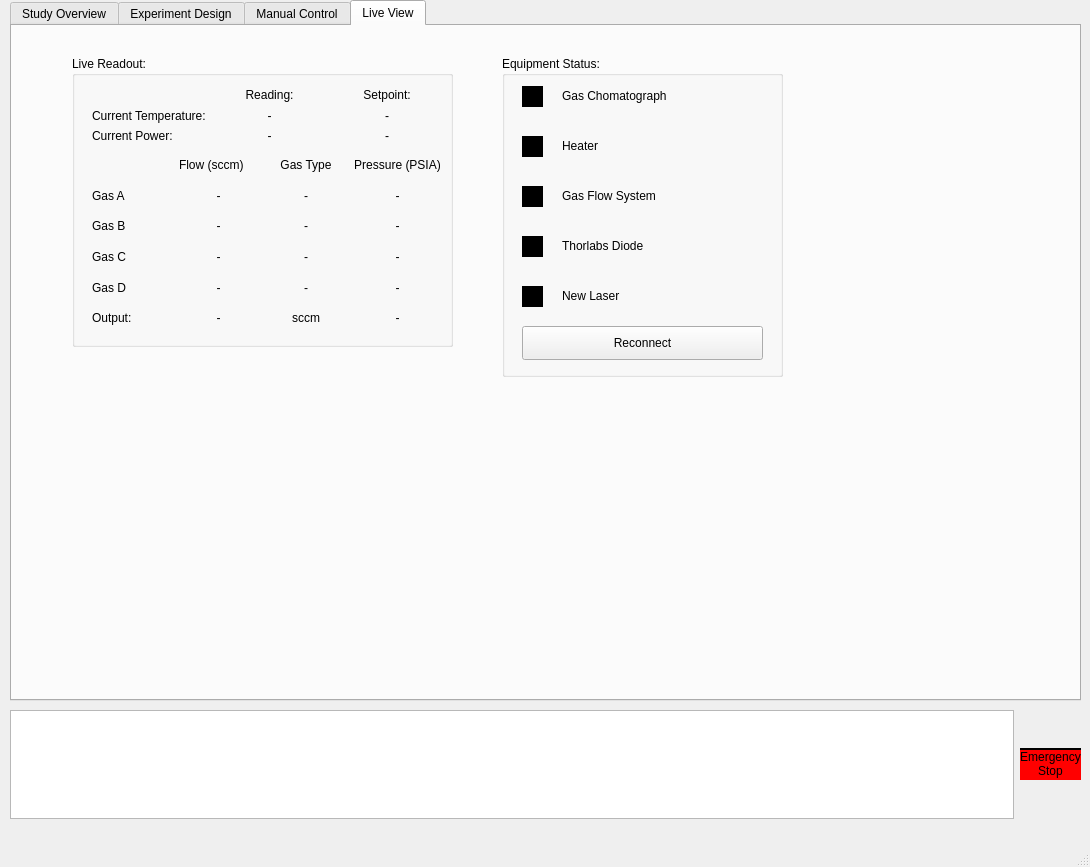
Above: photoreactor_code/reactorUI_mainwindow.ui from Dionne-Lab/catalight before the change. Below: the same form after it.
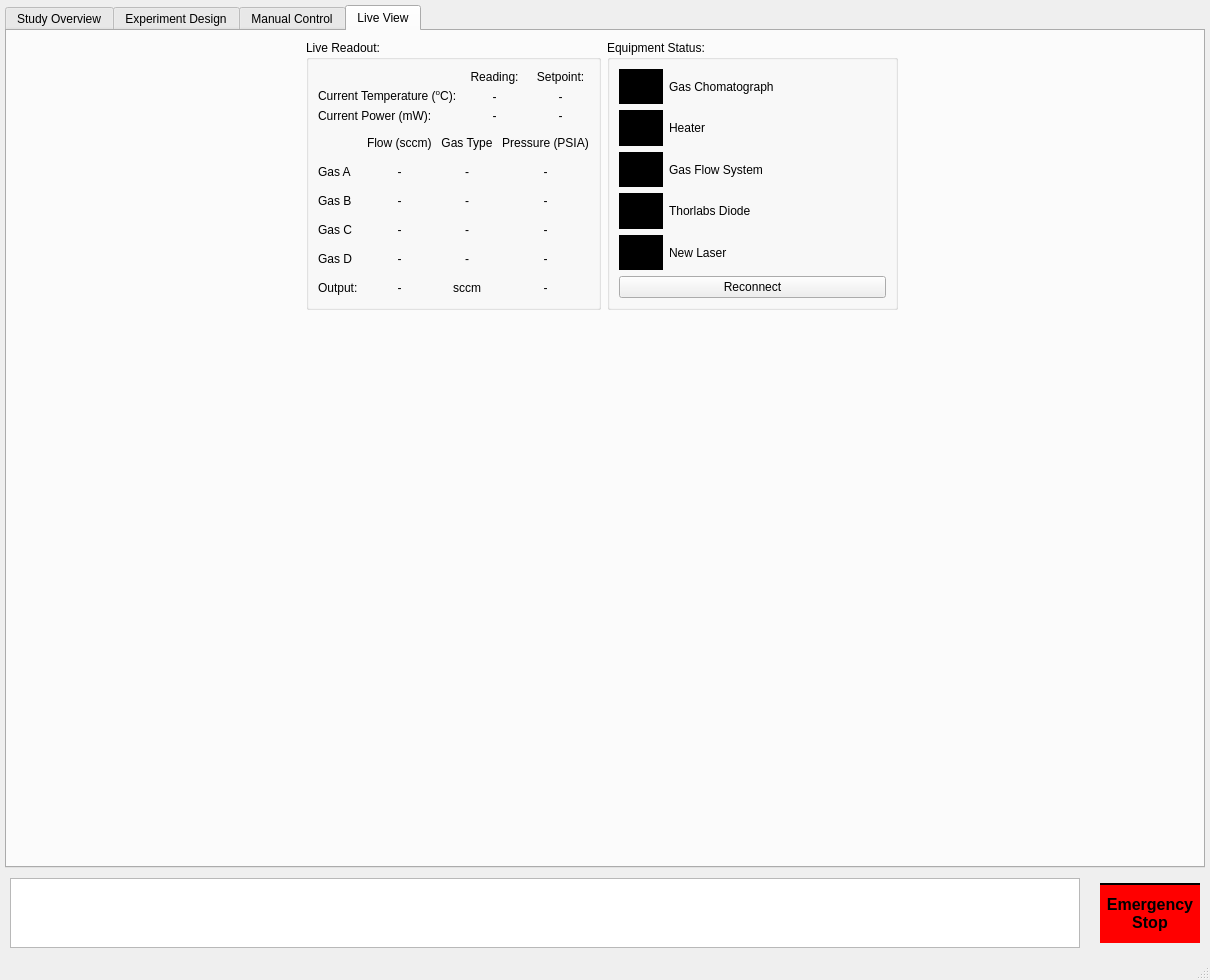
That is the form after the change. Icons and pictures are not drawn. Custom widgets are drawn as their Qt base class.

Commit message: significantly reworked GUI design, figure handling, and added gc gas delay tester script

The edit to the form file:
```diff
--- a/photoreactor_code/reactorUI_mainwindow.ui
+++ b/photoreactor_code/reactorUI_mainwindow.ui
@@ -6,68 +6,56 @@
    <rect>
     <x>0</x>
     <y>0</y>
-    <width>1090</width>
-    <height>867</height>
+    <width>1210</width>
+    <height>980</height>
    </rect>
   </property>
+  <property name="minimumSize">
+   <size>
+    <width>1210</width>
+    <height>930</height>
+   </size>
+  </property>
   <property name="windowTitle">
    <string>MainWindow</string>
   </property>
   <widget class="QWidget" name="centralwidget">
-   <widget class="QWidget" name="layoutWidget">
-    <property name="geometry">
-     <rect>
-      <x>10</x>
-      <y>710</y>
-      <width>1071</width>
-      <height>109</height>
-     </rect>
-    </property>
-    <layout class="QHBoxLayout" name="horizontalLayout_5">
-     <item>
-      <widget class="QTextBrowser" name="consoleOutput">
        <property name="sizePolicy">
-        <sizepolicy hsizetype="Expanding" vsizetype="Maximum">
+    <sizepolicy hsizetype="Expanding" vsizetype="Expanding">
          <horstretch>0</horstretch>
          <verstretch>0</verstretch>
         </sizepolicy>
        </property>
-       <property name="maximumSize">
-        <size>
-         <width>16777215</width>
-         <height>110</height>
-        </size>
-       </property>
-      </widget>
-     </item>
-     <item>
-      <widget class="QPushButton" name="emergencyStop">
-       <property name="styleSheet">
-        <string notr="true">background-color: red; border-width: 2 px; border-style: outset</string>
-       </property>
-       <property name="text">
-        <string>Emergency
-Stop</string>
-       </property>
-      </widget>
-     </item>
-    </layout>
-   </widget>
+   <layout class="QGridLayout" name="gridLayout_3">
+    <property name="leftMargin">
+     <number>5</number>
+    </property>
+    <property name="topMargin">
+     <number>5</number>
+    </property>
+    <property name="rightMargin">
+     <number>5</number>
+    </property>
+    <property name="bottomMargin">
+     <number>5</number>
+    </property>
+    <property name="verticalSpacing">
+     <number>5</number>
+    </property>
+    <item row="0" column="0">
    <widget class="QTabWidget" name="tabWidget">
-    <property name="geometry">
-     <rect>
-      <x>10</x>
-      <y>0</y>
-      <width>1071</width>
-      <height>701</height>
-     </rect>
-    </property>
     <property name="sizePolicy">
      <sizepolicy hsizetype="Expanding" vsizetype="Expanding">
       <horstretch>0</horstretch>
       <verstretch>0</verstretch>
      </sizepolicy>
     </property>
+      <property name="minimumSize">
+       <size>
+        <width>0</width>
+        <height>0</height>
+       </size>
+      </property>
     <property name="autoFillBackground">
      <bool>false</bool>
     </property>
@@ -1344,49 +1332,46 @@
      <attribute name="title">
       <string>Live View</string>
      </attribute>
-     <widget class="QLabel" name="label_37">
-      <property name="geometry">
-       <rect>
-        <x>810</x>
-        <y>520</y>
-        <width>211</width>
-        <height>91</height>
-       </rect>
-      </property>
-      <property name="text">
-       <string/>
-      </property>
-      <property name="pixmap">
-       <pixmap>gui_style_guides/drawing.svg</pixmap>
-      </property>
-      <property name="scaledContents">
-       <bool>true</bool>
-      </property>
-      <property name="alignment">
-       <set>Qt::AlignCenter</set>
-      </property>
-     </widget>
+       <layout class="QGridLayout" name="gridLayout_11" rowstretch="10,10,10">
+        <item row="0" column="0">
+         <spacer name="horizontalSpacer">
+          <property name="orientation">
+           <enum>Qt::Horizontal</enum>
+          </property>
+          <property name="sizeHint" stdset="0">
+           <size>
+            <width>40</width>
+            <height>20</height>
+           </size>
+          </property>
+         </spacer>
+        </item>
+        <item row="0" column="3">
+         <spacer name="horizontalSpacer_2">
+          <property name="orientation">
+           <enum>Qt::Horizontal</enum>
+          </property>
+          <property name="sizeHint" stdset="0">
+           <size>
+            <width>40</width>
+            <height>20</height>
+           </size>
+          </property>
+         </spacer>
+        </item>
+        <item row="0" column="1">
      <widget class="QGroupBox" name="groupBox_3">
-      <property name="geometry">
-       <rect>
-        <x>60</x>
-        <y>30</y>
-        <width>381</width>
-        <height>291</height>
-       </rect>
+          <property name="sizePolicy">
+           <sizepolicy hsizetype="Expanding" vsizetype="Expanding">
+            <horstretch>0</horstretch>
+            <verstretch>0</verstretch>
+           </sizepolicy>
       </property>
       <property name="title">
        <string>Live Readout:</string>
       </property>
-      <widget class="QWidget" name="layoutWidget_9">
-       <property name="geometry">
-        <rect>
-         <x>20</x>
-         <y>30</y>
-         <width>349</width>
-         <height>243</height>
-        </rect>
-       </property>
+          <layout class="QVBoxLayout" name="verticalLayout_5">
+           <item>
        <layout class="QVBoxLayout" name="verticalLiveReadout1_2" stretch="1,3">
         <property name="spacing">
          <number>9</number>
@@ -1424,7 +1409,7 @@
              </sizepolicy>
             </property>
             <property name="text">
-             <string>Current Temperature:</string>
+                  <string>&lt;html&gt;&lt;head/&gt;&lt;body&gt;&lt;p&gt;Current Temperature (&lt;span style=&quot; vertical-align:super;&quot;&gt;o&lt;/span&gt;C):&lt;/p&gt;&lt;/body&gt;&lt;/html&gt;</string>
             </property>
            </widget>
           </item>
@@ -1437,7 +1422,7 @@
              </sizepolicy>
             </property>
             <property name="text">
-             <string>Current Power:</string>
+                  <string>Current Power (mW):</string>
             </property>
            </widget>
           </item>
@@ -1749,133 +1734,80 @@
          </layout>
         </item>
        </layout>
-      </widget>
-     </widget>
+           </item>
+          </layout>
+         </widget>
+        </item>
+        <item row="0" column="2">
      <widget class="QGroupBox" name="groupBox_4">
-      <property name="geometry">
-       <rect>
-        <x>490</x>
-        <y>30</y>
-        <width>281</width>
-        <height>321</height>
-       </rect>
+          <property name="sizePolicy">
+           <sizepolicy hsizetype="Expanding" vsizetype="Expanding">
+            <horstretch>0</horstretch>
+            <verstretch>0</verstretch>
+           </sizepolicy>
       </property>
       <property name="title">
        <string>Equipment Status:</string>
       </property>
-      <widget class="QLabel" name="label_25">
-       <property name="geometry">
-        <rect>
-         <x>60</x>
-         <y>180</y>
-         <width>141</width>
-         <height>19</height>
-        </rect>
-       </property>
-       <property name="text">
-        <string>Thorlabs Diode</string>
-       </property>
-      </widget>
-      <widget class="LedIndicator" name="heater_Status" native="true">
-       <property name="geometry">
-        <rect>
-         <x>20</x>
-         <y>80</y>
-         <width>21</width>
-         <height>21</height>
-        </rect>
-       </property>
+          <layout class="QGridLayout" name="gridLayout_12" columnstretch="1,5">
+           <item row="0" column="0">
+            <widget class="LedIndicator" name="gc_Status" native="true">
        <property name="styleSheet">
         <string notr="true">background-color:black</string>
        </property>
       </widget>
-      <widget class="LedIndicator" name="gas_Status" native="true">
-       <property name="geometry">
-        <rect>
-         <x>20</x>
-         <y>130</y>
-         <width>21</width>
-         <height>21</height>
-        </rect>
-       </property>
-       <property name="styleSheet">
-        <string notr="true">background-color:black</string>
-       </property>
-      </widget>
+           </item>
+           <item row="0" column="1">
       <widget class="QLabel" name="label_23">
-       <property name="geometry">
-        <rect>
-         <x>60</x>
-         <y>30</y>
-         <width>161</width>
-         <height>19</height>
-        </rect>
-       </property>
        <property name="text">
         <string>Gas Chomatograph</string>
        </property>
       </widget>
+           </item>
+           <item row="1" column="0">
+            <widget class="LedIndicator" name="heater_Status" native="true">
+             <property name="styleSheet">
+              <string notr="true">background-color:black</string>
+             </property>
+            </widget>
+           </item>
+           <item row="1" column="1">
       <widget class="QLabel" name="label_24">
-       <property name="geometry">
-        <rect>
-         <x>60</x>
-         <y>80</y>
-         <width>141</width>
-         <height>19</height>
-        </rect>
-       </property>
        <property name="text">
         <string>Heater</string>
        </property>
       </widget>
-      <widget class="LedIndicator" name="diode_Status" native="true">
-       <property name="geometry">
-        <rect>
-         <x>20</x>
-         <y>180</y>
-         <width>21</width>
-         <height>21</height>
-        </rect>
-       </property>
+           </item>
+           <item row="2" column="0">
+            <widget class="LedIndicator" name="gas_Status" native="true">
        <property name="styleSheet">
         <string notr="true">background-color:black</string>
        </property>
       </widget>
+           </item>
+           <item row="2" column="1">
       <widget class="QLabel" name="label_26">
-       <property name="geometry">
-        <rect>
-         <x>60</x>
-         <y>130</y>
-         <width>141</width>
-         <height>19</height>
-        </rect>
-       </property>
        <property name="text">
         <string>Gas Flow System</string>
        </property>
       </widget>
-      <widget class="LedIndicator" name="gc_Status" native="true">
-       <property name="geometry">
-        <rect>
-         <x>20</x>
-         <y>30</y>
-         <width>21</width>
-         <height>21</height>
-        </rect>
-       </property>
+           </item>
+           <item row="3" column="0">
+            <widget class="LedIndicator" name="diode_Status" native="true">
        <property name="styleSheet">
         <string notr="true">background-color:black</string>
        </property>
       </widget>
+           </item>
+           <item row="3" column="1">
+            <widget class="QLabel" name="label_25">
+             <property name="text">
+              <string>Thorlabs Diode</string>
+             </property>
+            </widget>
+           </item>
+           <item row="4" column="0">
       <widget class="LedIndicator" name="widget_4" native="true">
-       <property name="geometry">
-        <rect>
-         <x>20</x>
-         <y>230</y>
-         <width>21</width>
-         <height>21</height>
-        </rect>
-       </property>
        <property name="autoFillBackground">
         <bool>false</bool>
        </property>
@@ -1883,35 +1815,117 @@
         <string notr="true">background-color:black</string>
        </property>
       </widget>
+           </item>
+           <item row="4" column="1">
       <widget class="QLabel" name="label_27">
-       <property name="geometry">
-        <rect>
-         <x>60</x>
-         <y>230</y>
-         <width>141</width>
-         <height>19</height>
-        </rect>
-       </property>
        <property name="text">
         <string>New Laser</string>
        </property>
       </widget>
+           </item>
+           <item row="5" column="0" colspan="2">
       <widget class="QPushButton" name="eqpt_ReconnectBut">
-       <property name="geometry">
-        <rect>
-         <x>20</x>
-         <y>270</y>
-         <width>241</width>
-         <height>34</height>
-        </rect>
-       </property>
        <property name="text">
         <string>Reconnect</string>
        </property>
       </widget>
-     </widget>
-    </widget>
-   </widget>
+           </item>
+          </layout>
+         </widget>
+        </item>
+        <item row="1" column="2">
+         <spacer name="verticalSpacer">
+          <property name="orientation">
+           <enum>Qt::Vertical</enum>
+          </property>
+          <property name="sizeHint" stdset="0">
+           <size>
+            <width>20</width>
+            <height>40</height>
+           </size>
+          </property>
+         </spacer>
+        </item>
+        <item row="2" column="2" colspan="2">
+         <widget class="QLabel" name="label_37">
+          <property name="text">
+           <string/>
+          </property>
+          <property name="pixmap">
+           <pixmap>gui_style_guides/drawing.svg</pixmap>
+          </property>
+          <property name="scaledContents">
+           <bool>false</bool>
+          </property>
+          <property name="alignment">
+           <set>Qt::AlignBottom|Qt::AlignRight|Qt::AlignTrailing</set>
+          </property>
+         </widget>
+        </item>
+       </layout>
+      </widget>
+     </widget>
+    </item>
+    <item row="1" column="0">
+     <layout class="QHBoxLayout" name="horizontalLayout_5">
+      <property name="spacing">
+       <number>20</number>
+      </property>
+      <property name="leftMargin">
+       <number>5</number>
+      </property>
+      <property name="topMargin">
+       <number>5</number>
+      </property>
+      <property name="rightMargin">
+       <number>5</number>
+      </property>
+      <property name="bottomMargin">
+       <number>5</number>
+      </property>
+      <item>
+       <widget class="QTextBrowser" name="consoleOutput">
+        <property name="sizePolicy">
+         <sizepolicy hsizetype="Expanding" vsizetype="Maximum">
+          <horstretch>0</horstretch>
+          <verstretch>0</verstretch>
+         </sizepolicy>
+        </property>
+        <property name="maximumSize">
+         <size>
+          <width>16777215</width>
+          <height>110</height>
+         </size>
+        </property>
+       </widget>
+      </item>
+      <item>
+       <widget class="QPushButton" name="emergencyStop">
+        <property name="minimumSize">
+         <size>
+          <width>100</width>
+          <height>60</height>
+         </size>
+        </property>
+        <property name="font">
+         <font>
+          <pointsize>12</pointsize>
+          <weight>75</weight>
+          <bold>true</bold>
+         </font>
+        </property>
+        <property name="styleSheet">
+         <string notr="true">background-color: red; border-width: 2 px; border-style: outset</string>
+        </property>
+        <property name="text">
+         <string>Emergency
+Stop</string>
+        </property>
+       </widget>
+      </item>
+     </layout>
+    </item>
+   </layout>
   </widget>
   <widget class="QMenuBar" name="menubar">
    <property name="geometry">
@@ -1932,6 +1946,12 @@
    <header>LedIndicatorWidget</header>
    <container>1</container>
   </customwidget>
+  <customwidget>
+   <class>MplWidget</class>
+   <extends>QWidget</extends>
+   <header>mplwidget</header>
+   <container>1</container>
+  </customwidget>
  </customwidgets>
  <resources/>
  <connections/>
```
Left out of the diff: 993 changed lines with no effect on the pictures. Lines whose indentation alone changed are shown as unchanged. The commit also changes 4 other files.
